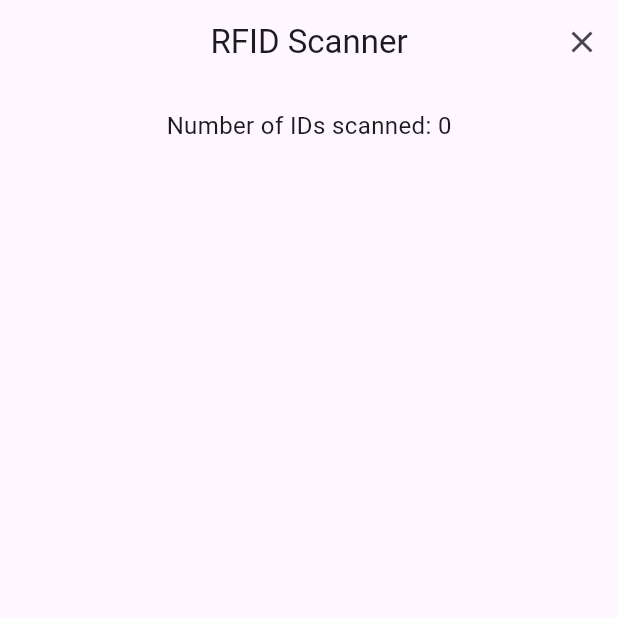
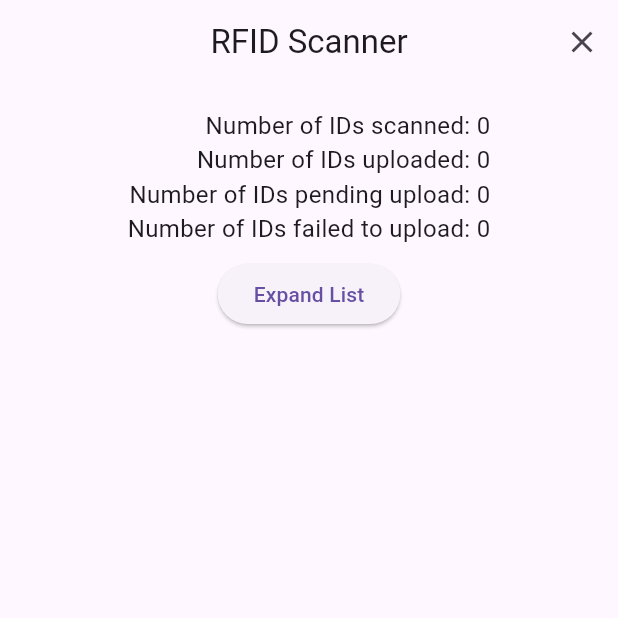
Before and after one commit to Abubakar-doc/FYP-24-SE-A-204, a Flutter app: the screen it shows after launch, on a phone screen of 412 x 824 dp, the top half of it. Run offline on Flutter 3.47's test engine with Material 3 defaults, Android fonts, the phone set to English and light mode, and no system bars; our stand-ins replace firebase_core; accounts and stored records are empty.

Commit message:
Front end and data base integration in prototype app

```diff
--- /dev/null
+++ b/Project Real-Time Bus ID Verification and Tracking/Prototypes/Driver App/firestore.indexes.json
@@ -0,0 +1,4 @@
+{
+  "indexes": [],
+  "fieldOverrides": []
+}
--- /dev/null
+++ b/Project Real-Time Bus ID Verification and Tracking/Prototypes/Driver App/lib/RFIDScannerScreen.dart
@@ -0,0 +1,124 @@
+import 'package:flutter/material.dart';
+import 'package:flutter/services.dart';
+
+class RFIDScannerScreen extends StatefulWidget {
+  @override
+  _RFIDScannerScreenState createState() => _RFIDScannerScreenState();
+}
+
+class _RFIDScannerScreenState extends State<RFIDScannerScreen> {
+  final List<String> _scannedRFIDs = []; // List to store RFID tags.
+  String _currentInput = ""; // Temporary storage for current tag input.
+  final FocusNode _focusNode = FocusNode(); // FocusNode for the RawKeyboardListener.
+  bool _isListVisible = false; // Controls the visibility of the list.
+
+  @override
+  void initState() {
+    super.initState();
+    _focusNode.requestFocus(); // Ensure the FocusNode is always active.
+  }
+
+  // Method to clear the RFID list
+  void _clearRFIDs() {
+    setState(() {
+      _scannedRFIDs.clear(); // Clear the scanned RFID list
+    });
+  }
+
+  // Method to add RFID
+  void _addRFID(String rfid) {
+    setState(() {
+      _scannedRFIDs.add(rfid); // Add RFID to the list
+    });
+  }
+
+  @override
+  Widget build(BuildContext context) {
+    return Scaffold(
+      appBar: AppBar(
+        title: const Text('RFID Scanner'),
+        centerTitle: true,
+        actions: [
+          IconButton(
+            icon: const Icon(Icons.clear),
+            onPressed: _clearRFIDs, // Calls _clearRFIDs to clear the list
+          ),
+        ],
+      ),
+      body: RawKeyboardListener(
+        focusNode: _focusNode,
+        onKey: (RawKeyEvent event) {
+          // Handle key press events.
+          if (event.runtimeType == RawKeyDownEvent) {
+            if (event.logicalKey == LogicalKeyboardKey.enter) {
+              // Add the current input to the list when "Enter" is pressed.
+              _addRFID(_currentInput);
+              _currentInput = ""; // Reset the input string.
+            } else {
+              // Append characters to the current input.
+              _currentInput += event.character ?? "";
+            }
+          }
+        },
+        child: Padding(
+          padding: const EdgeInsets.all(16.0),
+          child: Column(
+            children: [
+              // Display number of scanned IDs
+              Padding(
+                padding: const EdgeInsets.only(bottom: 8.0),
+                child: Align(
+                  alignment: Alignment.center, // Aligning the Column to the right
+                  child: Column(
+                    crossAxisAlignment: CrossAxisAlignment.end, // Ensures all texts are right-aligned
+                    children: [
+                      Text(
+                        'Number of IDs scanned: ${_scannedRFIDs.length}',
+                        style: const TextStyle(fontSize: 16),
+                      ),
+                      Text(
+                        'Number of IDs uploaded: ${_scannedRFIDs.length}',
+                        style: const TextStyle(fontSize: 16),
+                      ),
+                      Text(
+                        'Number of IDs pending upload: ${_scannedRFIDs.length}',
+                        style: const TextStyle(fontSize: 16),
+                      ),
+                      Text(
+                        'Number of IDs failed to upload: ${_scannedRFIDs.length}',
+                        style: const TextStyle(fontSize: 16),
+                      ),
+                    ],
+                  ),
+                ),
+              ),
+              // Toggle button for list visibility
+              ElevatedButton(
+                onPressed: () {
+                  setState(() {
+                    _isListVisible = !_isListVisible; // Toggle visibility
+                  });
+                },
+                child: Text(_isListVisible ? 'Collapse List' : 'Expand List'),
+              ),
+              // Collapsible ListView
+              Visibility(
+                visible: _isListVisible,
+                child: Expanded(
+                  child: ListView.builder(
+                    itemCount: _scannedRFIDs.length,
+                    itemBuilder: (context, index) {
+                      return ListTile(
+                        title: Text('${index + 1}: ${_scannedRFIDs[index]}'),
+                      );
+                    },
+                  ),
+                ),
+              ),
+            ],
+          ),
+        ),
+      ),
+    );
+  }
+}
--- a/Project Real-Time Bus ID Verification and Tracking/Prototypes/Driver App/lib/main.dart
+++ b/Project Real-Time Bus ID Verification and Tracking/Prototypes/Driver App/lib/main.dart
@@ -1,7 +1,11 @@
+import 'package:driver_app/RFIDScannerScreen.dart';
+import 'package:firebase_core/firebase_core.dart';
 import 'package:flutter/material.dart';
-import 'package:flutter/services.dart';
 
-void main() {
+void main() async {
+  WidgetsFlutterBinding.ensureInitialized();
+  await Firebase.initializeApp();
+
   runApp(MyApp());
 }
 
@@ -14,101 +18,3 @@ class MyApp extends StatelessWidget {
     );
   }
 }
-
-class RFIDScannerScreen extends StatefulWidget {
-  @override
-  _RFIDScannerScreenState createState() => _RFIDScannerScreenState();
-}
-
-class _RFIDScannerScreenState extends State<RFIDScannerScreen> {
-  final List<String> _scannedRFIDs = []; // List to store RFID tags.
-  String _currentInput = ""; // Temporary storage for current tag input.
-  FocusNode _focusNode = FocusNode(); // FocusNode for the RawKeyboardListener.
-  ScrollController _scrollController = ScrollController(); // Controller for ListView scroll.
-
-  @override
-  void initState() {
-    super.initState();
-    _focusNode.requestFocus(); // Ensure the FocusNode is always active.
-  }
-
-  // Method to clear the RFID list
-  void _clearRFIDs() {
-    setState(() {
-      _scannedRFIDs.clear(); // Clear the scanned RFID list
-    });
-  }
-
-  // Method to add RFID and scroll to the bottom of the list
-  void _addRFID(String rfid) {
-    setState(() {
-      _scannedRFIDs.add(rfid); // Add RFID to the list
-    });
-
-    // Scroll to the bottom after adding a new RFID
-    _scrollController.animateTo(
-      _scrollController.position.maxScrollExtent,
-      duration: Duration(milliseconds: 300),
-      curve: Curves.easeOut,
-    );
-  }
-
-  @override
-  Widget build(BuildContext context) {
-    return Scaffold(
-      appBar: AppBar(
-        title: Text('RFID Scanner'),
-        centerTitle: true,
-        actions: [
-          IconButton(
-            icon: Icon(Icons.clear),
-            onPressed: _clearRFIDs, // Calls _clearRFIDs to clear the list
-          ),
-        ],
-      ),
-      body: RawKeyboardListener(
-        focusNode: _focusNode,
-        onKey: (RawKeyEvent event) {
-          // Handle key press events.
-          if (event.runtimeType == RawKeyDownEvent) {
-            if (event.logicalKey == LogicalKeyboardKey.enter) {
-              // Add the current input to the list when "Enter" is pressed.
-              _addRFID(_currentInput);
-              _currentInput = ""; // Reset the input string.
-            } else {
-              // Append characters to the current input.
-              _currentInput += event.character ?? "";
-            }
-          }
-        },
-        child: Padding(
-          padding: const EdgeInsets.all(16.0),
-          child: Column(
-            children: [
-              // Display number of scanned IDs
-              Padding(
-                padding: const EdgeInsets.only(bottom: 8.0),
-                child: Text(
-                  'Number of IDs scanned: ${_scannedRFIDs.length}',
-                  style: TextStyle(fontSize: 16),
-                ),
-              ),
-              // ListView to display scanned RFID tags
-              Expanded(
-                child: ListView.builder(
-                  controller: _scrollController, // Attach scroll controller
-                  itemCount: _scannedRFIDs.length,
-                  itemBuilder: (context, index) {
-                    return ListTile(
-                      title: Text(_scannedRFIDs[index]),
-                    );
-                  },
-                ),
-              ),
-            ],
-          ),
-        ),
-      ),
-    );
-  }
-}
--- a/Project Real-Time Bus ID Verification and Tracking/Prototypes/Driver App/pubspec.yaml
+++ b/Project Real-Time Bus ID Verification and Tracking/Prototypes/Driver App/pubspec.yaml
@@ -35,6 +35,8 @@ dependencies:
   # The following adds the Cupertino Icons font to your application.
   # Use with the CupertinoIcons class for iOS style icons.
   cupertino_icons: ^1.0.8
+  firebase_core: ^3.8.0
+  cloud_firestore: ^5.5.0
 
 dev_dependencies:
   flutter_test:
```
Also changed, not shown: Project Real-Time Bus ID Verification and Tracking/Prototypes/Driver App/firebase.json (added), Project Real-Time Bus ID Verification and Tracking/Prototypes/Driver App/pubspec.lock, 5 other files.
